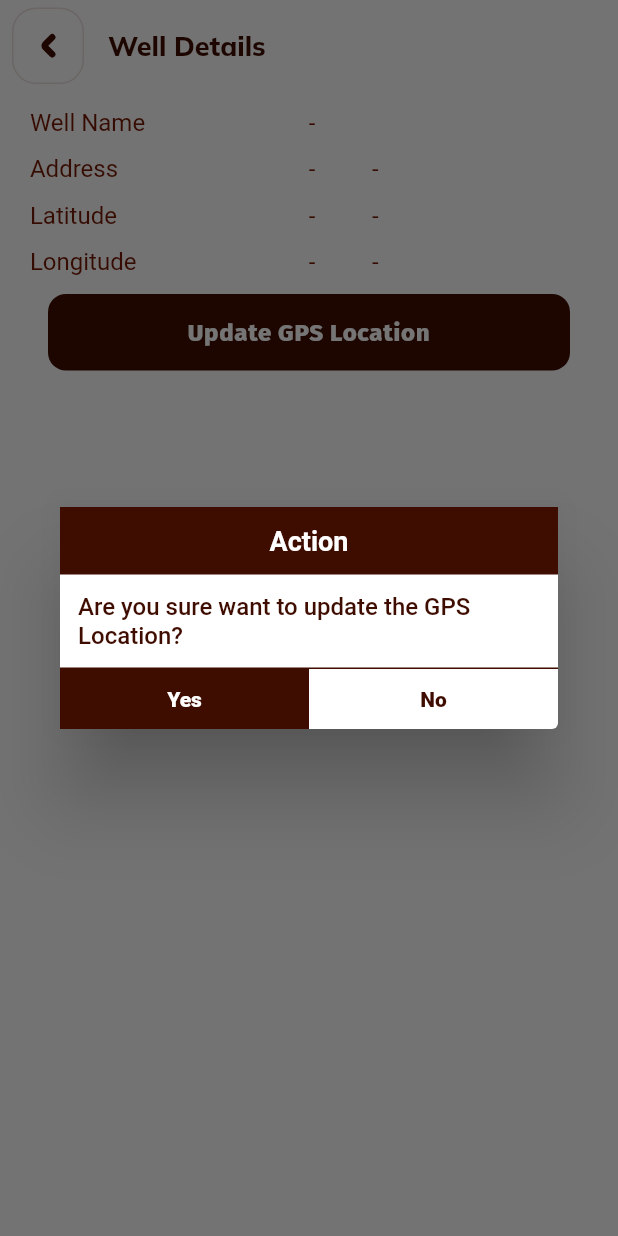
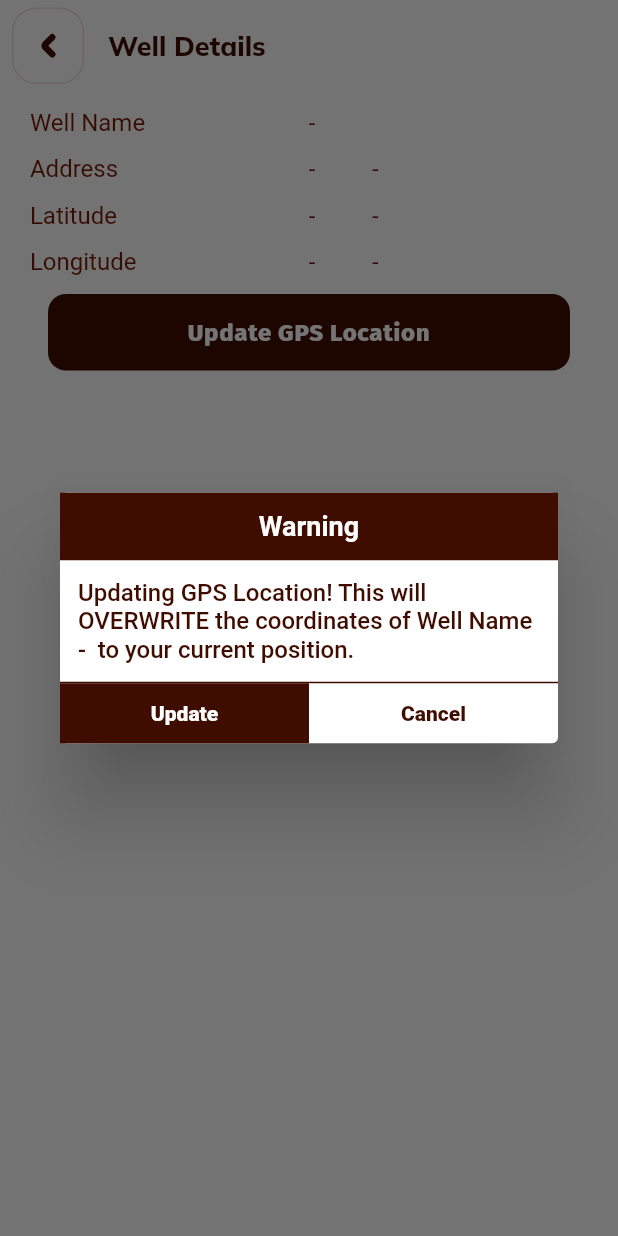
Before and after one commit to ManiTechstar/endura-1.0, a Flutter app: the WellDetailsView screen opened by its route, after a tap on "Update GPS Location", on a phone screen of 412 x 824 dp. Run offline on Flutter 3.47's test engine with Material 2 defaults, Android fonts, the light colour scheme and no system bars; our stand-ins replace flutter_spinkit, flutter_svg, geolocator, get, im_stepper, internet_connection_checker and 3 more; missing offline and left inert: maps_launcher; accounts and stored records are empty; network calls fail; statements that could not run were skipped; project files that could hold a hidden picture were left out.

Commit message:
popup updated

```diff
--- a/lib/app/modules/well_details/controllers/well_details_controller.dart
+++ b/lib/app/modules/well_details/controllers/well_details_controller.dart
@@ -33,7 +33,11 @@ class WellDetailsController extends BaseController {
 
   void pickATask() {
     Get.dialog(ActionDialogView(
-      message: 'Are you sure want to update the GPS Location?',
+      yesButtonText: 'Update',
+      title: 'Warning',
+      noButtonText: 'Cancel',
+      message:
+          'Updating GPS Location! This will OVERWRITE the coordinates of Well Name - $welName to your current position.',
       yesAction: () {
         Get.back();
         getCurrentLocationAndSendToApi();
--- a/lib/core/dialogs/views/action_dialog_view.dart
+++ b/lib/core/dialogs/views/action_dialog_view.dart
@@ -4,7 +4,18 @@ import 'package:flutter/material.dart';
 import 'package:get/get.dart';
 
 class ActionDialogView extends GetView {
-  ActionDialogView({this.yesAction, this.message, this.noAction, Key? key})
+  String title;
+  String yesButtonText;
+  String noButtonText;
+
+  ActionDialogView(
+      {this.yesAction,
+      this.title = 'Action',
+      this.yesButtonText = 'Yes',
+      this.noButtonText = 'No',
+      this.message,
+      this.noAction,
+      Key? key})
       : super(key: key);
   Function()? yesAction;
   Function()? noAction;
@@ -32,10 +43,10 @@ class ActionDialogView extends GetView {
       padding: const EdgeInsets.all(12.0),
       width: double.infinity,
       color: ColorConstants.black1,
-      child: const Text(
-        'Action',
+      child: Text(
+        title,
         textAlign: TextAlign.center,
-        style: TextStyle(
+        style: const TextStyle(
             color: Colors.white, fontWeight: FontWeight.bold, fontSize: 18),
       ),
     );
@@ -64,10 +75,10 @@ class ActionDialogView extends GetView {
               child: Container(
                   padding: const EdgeInsets.all(12.0),
                   color: ColorConstants.black1,
-                  child: const Text(
-                    'Yes',
+                  child: Text(
+                    yesButtonText,
                     textAlign: TextAlign.center,
-                    style: TextStyle(
+                    style: const TextStyle(
                         color: Colors.white,
                         fontWeight: FontWeight.w800,
                         fontSize: 14),
@@ -80,10 +91,10 @@ class ActionDialogView extends GetView {
               onTap: noAction,
               child: Container(
                 padding: const EdgeInsets.all(12.0),
-                child: const Text(
-                  'No',
+                child: Text(
+                  noButtonText,
                   textAlign: TextAlign.center,
-                  style: TextStyle(
+                  style: const TextStyle(
                       color: ColorConstants.black1,
                       fontWeight: FontWeight.w800,
                       fontSize: 14),
```
